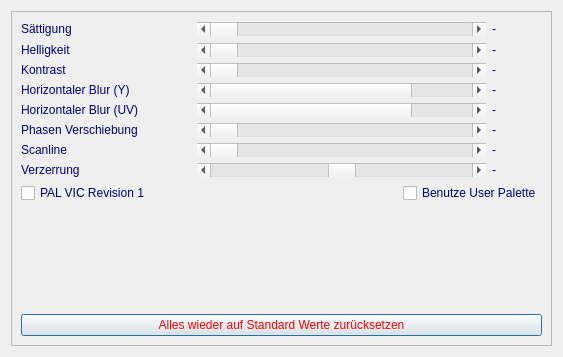
The window that src/video_crt_setup_window.ui (ThKattanek/emu64) describes before a commit, drawn with Qt 5.
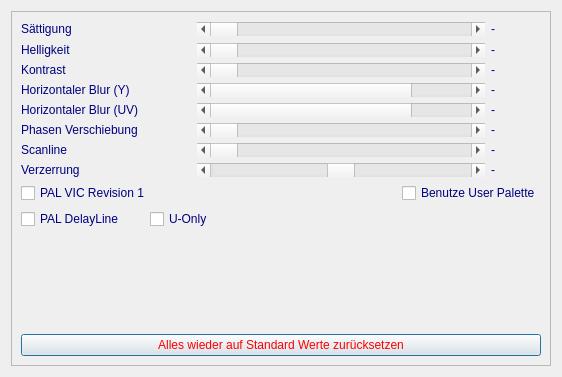
The same window after the commit.

Commit message: it will now save settings for pal delayline

Patch:
```diff
--- a/src/video_crt_setup_window.ui
+++ b/src/video_crt_setup_window.ui
@@ -9,8 +9,8 @@
    <rect>
     <x>0</x>
     <y>0</y>
-    <width>563</width>
-    <height>357</height>
+    <width>562</width>
+    <height>377</height>
    </rect>
   </property>
   <property name="sizePolicy">
@@ -51,8 +51,8 @@
        <rect>
         <x>0</x>
         <y>0</y>
-        <width>541</width>
-        <height>335</height>
+        <width>542</width>
+        <height>357</height>
        </rect>
       </property>
       <layout class="QVBoxLayout" name="verticalLayout">
@@ -131,7 +131,6 @@
            <property name="font">
             <font>
              <family>Arial</family>
-             <weight>50</weight>
              <bold>false</bold>
             </font>
            </property>
@@ -707,6 +706,59 @@
          </item>
         </layout>
        </item>
+       <item>
+        <layout class="QHBoxLayout" name="horizontalLayout_10">
+         <item>
+          <widget class="QCheckBox" name="pal_delayline">
+           <property name="styleSheet">
+            <string notr="true">color: rgb(0,0, 128);</string>
+           </property>
+           <property name="text">
+            <string>PAL DelayLine</string>
+           </property>
+          </widget>
+         </item>
+         <item>
+          <spacer name="horizontalSpacer_3">
+           <property name="orientation">
+            <enum>Qt::Horizontal</enum>
+           </property>
+           <property name="sizeType">
+            <enum>QSizePolicy::Fixed</enum>
+           </property>
+           <property name="sizeHint" stdset="0">
+            <size>
+             <width>20</width>
+             <height>20</height>
+            </size>
+           </property>
+          </spacer>
+         </item>
+         <item>
+          <widget class="QCheckBox" name="pal_delayline_u_only">
+           <property name="styleSheet">
+            <string notr="true">color: rgb(0,0, 128);</string>
+           </property>
+           <property name="text">
+            <string>U-Only</string>
+           </property>
+          </widget>
+         </item>
+         <item>
+          <spacer name="horizontalSpacer_2">
+           <property name="orientation">
+            <enum>Qt::Horizontal</enum>
+           </property>
+           <property name="sizeHint" stdset="0">
+            <size>
+             <width>40</width>
+             <height>20</height>
+            </size>
+           </property>
+          </spacer>
+         </item>
+        </layout>
+       </item>
        <item>
         <spacer name="verticalSpacer">
          <property name="orientation">
@@ -725,7 +777,6 @@
          <property name="font">
           <font>
            <family>Arial</family>
-           <weight>50</weight>
            <bold>false</bold>
           </font>
          </property>
```
The commit also changes 4 other files.
